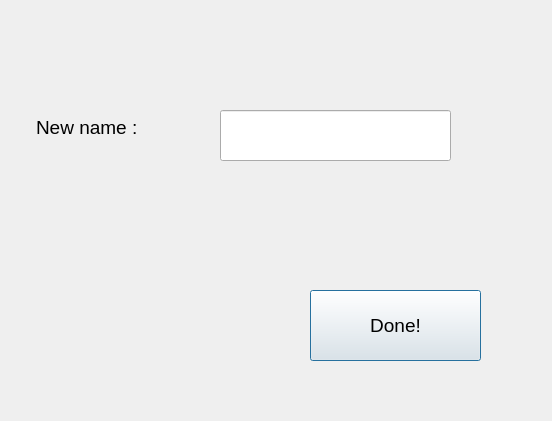
Before: the Qt Designer form MainWindowApp/projectedit.ui in TheYoungOldtimer/ApProject1, drawn with Qt 5.
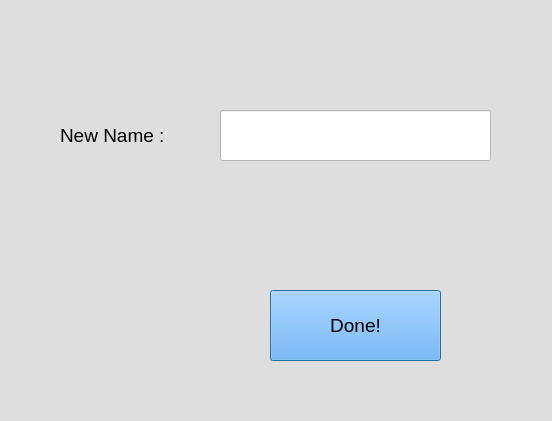
After: the same form once the commit is applied.

```diff
--- a/MainWindowApp/projectedit.ui
+++ b/MainWindowApp/projectedit.ui
@@ -13,12 +13,16 @@
   <property name="windowTitle">
    <string>Dialog</string>
   </property>
+  <property name="styleSheet">
+   <string notr="true">background-color: rgb(222, 222, 222);
+color: rgb(0, 0, 0);</string>
+  </property>
   <widget class="QLineEdit" name="lineEdit">
    <property name="geometry">
     <rect>
      <x>220</x>
      <y>110</y>
-     <width>231</width>
+     <width>271</width>
      <height>51</height>
     </rect>
    </property>
@@ -27,12 +31,15 @@
      <pointsize>14</pointsize>
     </font>
    </property>
+   <property name="styleSheet">
+    <string notr="true">background-color: rgb(255, 255, 255);</string>
+   </property>
   </widget>
   <widget class="QLabel" name="label">
    <property name="geometry">
     <rect>
-     <x>36</x>
-     <y>102</y>
+     <x>60</x>
+     <y>110</y>
      <width>131</width>
      <height>51</height>
     </rect>
@@ -43,13 +50,13 @@
     </font>
    </property>
    <property name="text">
-    <string>New name :</string>
+    <string>New Name :</string>
    </property>
   </widget>
   <widget class="QPushButton" name="pushButton">
    <property name="geometry">
     <rect>
-     <x>310</x>
+     <x>270</x>
      <y>290</y>
      <width>171</width>
      <height>71</height>
@@ -60,6 +67,12 @@
      <pointsize>14</pointsize>
     </font>
    </property>
+   <property name="cursor">
+    <cursorShape>PointingHandCursor</cursorShape>
+   </property>
+   <property name="styleSheet">
+    <string notr="true">background-color: rgb(85, 170, 255);</string>
+   </property>
    <property name="text">
     <string>Done!</string>
    </property>
```
